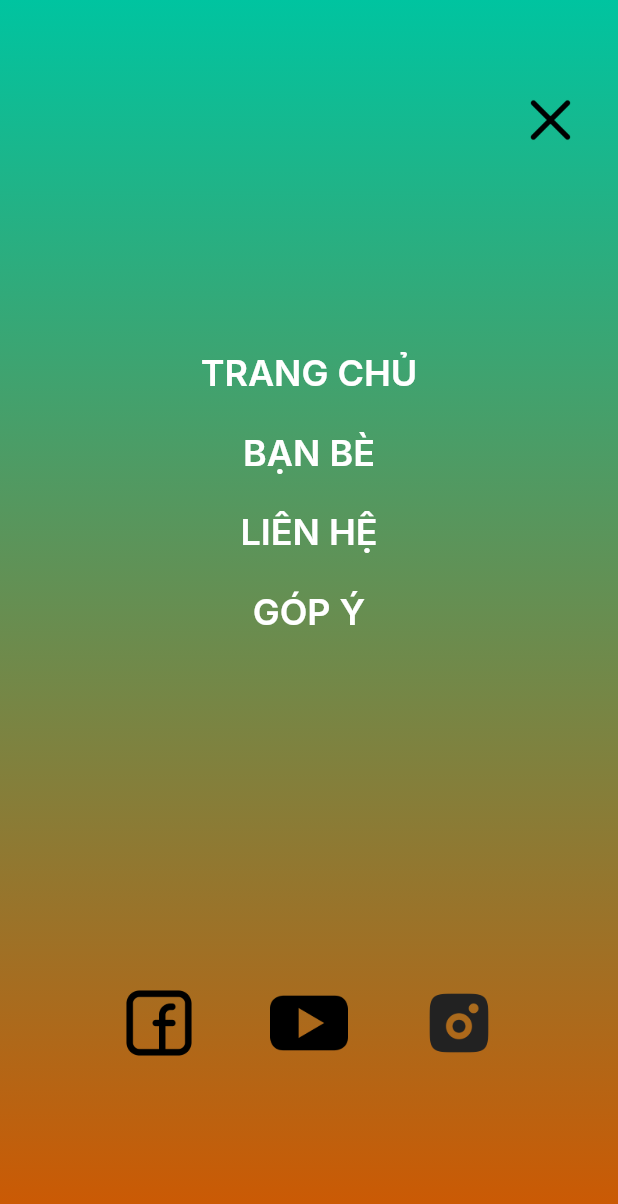
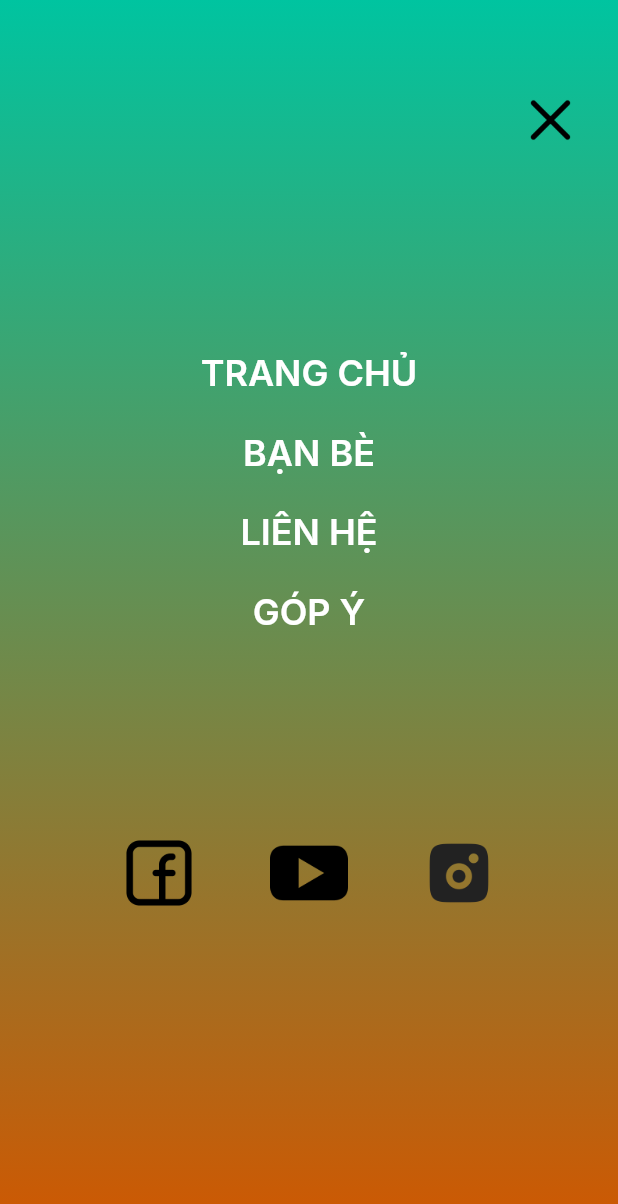
Before and after one commit to nguyencongtu2004/Funny-Drawing, a Flutter app: the MoreDrawer widget shown alone on an empty page, opened directly, on a phone screen of 412 x 824 dp. Shown: the top 1204 px of the screen. Run offline on Flutter 3.47's test engine with Material 3 defaults, Android fonts, the phone set to English and light mode, and no system bars; Roboto replaces fonts that are missing (Inter).

Commit message:
fix overflow

```diff
--- a/lib/Screen/Drawing.dart
+++ b/lib/Screen/Drawing.dart
@@ -149,7 +149,7 @@ class _Drawing extends State<Drawing> {
                         child: GestureDetector(
                           key: _selectmenu,
                           onTap: () {
-                            _setColor(Theme.of(context).backgroundColor);
+                            _setColor(Theme.of(context).scaffoldBackgroundColor);
                             _setSelectIcon(Icons.add);
                             RenderBox buttonBox = _selectmenu.currentContext!
                                 .findRenderObject() as RenderBox;
@@ -701,7 +701,7 @@ class _Drawing extends State<Drawing> {
                             ),
                             child: GestureDetector(
                               onTap: () {
-                                _setColor(Theme.of(context).backgroundColor);
+                                _setColor(Theme.of(context).scaffoldBackgroundColor);
                                 _setSelectIcon(Icons.add);
                                 _toggleSelectMenuVisibility(Offset(0, 0));
                               },
--- a/lib/Screen/information.dart
+++ b/lib/Screen/information.dart
@@ -59,7 +59,7 @@ class Information extends StatelessWidget {
               _onCloseClick(context);
             },
             style: ElevatedButton.styleFrom(
-              fixedSize: const Size(150, 150),
+              fixedSize: const Size(130, 130), // Chỉnh kích thước nhỏ lại để tránh overflow, nếu muốn kích thước cũ thì để SingleChildScrollView
               backgroundColor: const Color.fromARGB(0, 0, 0, 0),
               shadowColor: const Color.fromARGB(0, 0, 0, 0),
               surfaceTintColor: const Color.fromARGB(0, 0, 0, 0),
--- a/lib/Screen/more_drawer.dart
+++ b/lib/Screen/more_drawer.dart
@@ -32,7 +32,6 @@ class MoreDrawer extends StatelessWidget {
               end: Alignment(0, 1),
               colors: [Color(0xFF00C4A0), Color(0xFFD05700)])),
       child: Column(
-        //mainAxisAlignment: MainAxisAlignment.center,
         crossAxisAlignment: CrossAxisAlignment.center,
         children: [
           const SizedBox(height: 35),
@@ -54,6 +53,8 @@ class MoreDrawer extends StatelessWidget {
             ],
           ),
           const SizedBox(height: 100),
+          Column( // Bọc các TextButton vào Column để không chiếm không gian các Button dưới, tránh bị overflow
+            children: [
               TextButton(
                 onPressed: () {
                   Navigator.of(context).pop();
@@ -61,14 +62,16 @@ class MoreDrawer extends StatelessWidget {
                 child: Text(
                   'TRANG CHỦ',
                   style: Theme.of(context).textTheme.titleLarge,
-              )),
+                ),
+              ),
               const SizedBox(height: 5),
               TextButton(
                 onPressed: () {},
                 child: Text(
                   'BẠN BÈ',
                   style: Theme.of(context).textTheme.titleLarge,
-              )),
+                ),
+              ),
               const SizedBox(height: 5),
               TextButton(
                 onPressed: () {
@@ -77,15 +80,17 @@ class MoreDrawer extends StatelessWidget {
                 child: Text(
                   'LIÊN HỆ',
                   style: Theme.of(context).textTheme.titleLarge,
-              )),
+                ),
+              ),
               const SizedBox(height: 5),
               TextButton(
                 onPressed: () {},
                 child: Text(
                   'GÓP Ý',
                   style: Theme.of(context).textTheme.titleLarge,
-              )),
-          const SizedBox(height: 200),
+                ),
+              ),
+              const SizedBox(height: 100),
               Row(
                 crossAxisAlignment: CrossAxisAlignment.center,
                 mainAxisAlignment: MainAxisAlignment.center,
@@ -121,7 +126,9 @@ class MoreDrawer extends StatelessWidget {
                     child: Image.asset('assets/images/instagram.png'),
                   ),
                 ],
-          )
+              ),
+            ],
+          ),
         ],
       ),
     );
```
Also changed, not shown: pubspec.lock. Lines whose indentation alone changed are shown as unchanged.
